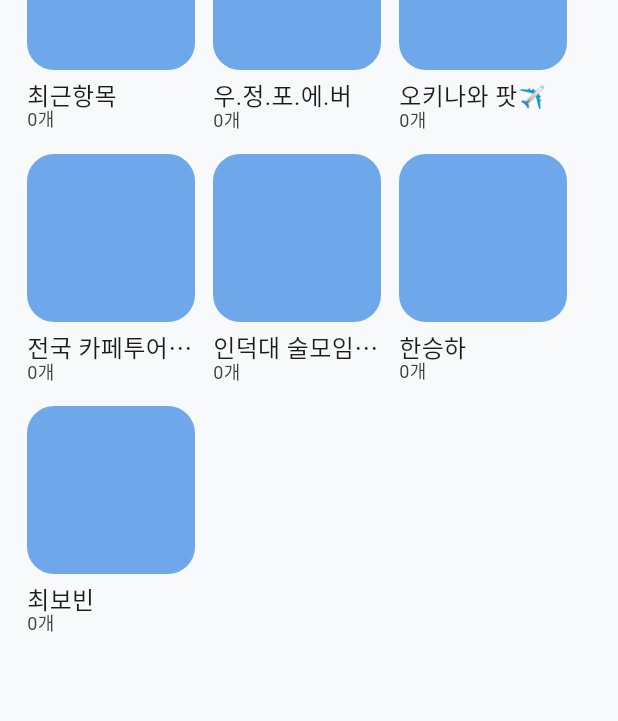
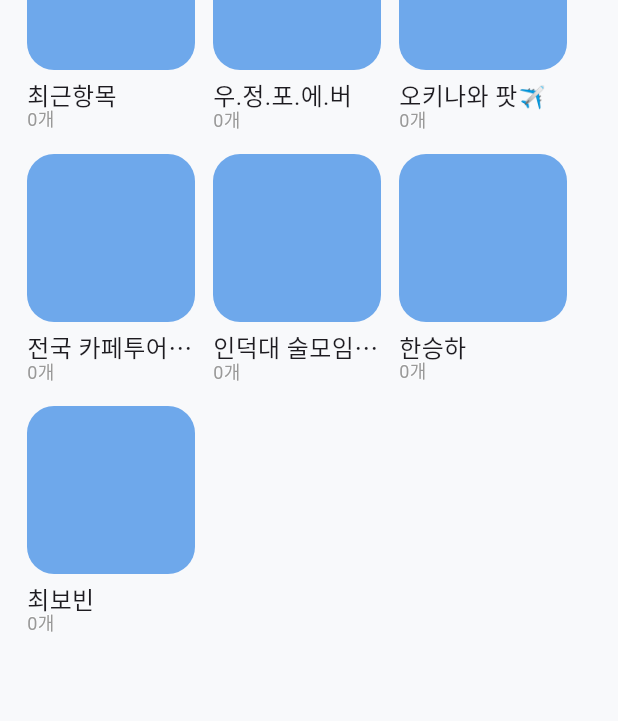
Before and after one commit to cherry1m/UYOUNG, a Flutter app: the screen it shows after launch, item 4 of the bottom bar chosen, on a phone screen of 412 x 824 dp. Shown: the part 185-906 px from the top of the screen. Run offline on Flutter 3.47's test engine with Material 3 defaults, Android fonts, the phone set to English and light mode, and no system bars; our stand-ins replace google_maps_flutter, image_picker, shared_preferences, table_calendar; Roboto replaces fonts that are missing (memomentKkukkkuk).

Commit message:
색상 최종 정리 및 적용

```diff
--- a/lib/data/app_colors.dart
+++ b/lib/data/app_colors.dart
@@ -12,4 +12,110 @@
   static Color gray_03 = Color(0xFFF0F0F0);
   static Color gray_12 = Color(0xFFA0A0A0);
   static Color gray_17 = Color(0xFF414141);
+
+  // -----------------------------
+  // 🔵 Black & White
+  // -----------------------------
+  static const Color black = Color(0xFF111111);
+  static const Color blackOP1 = Color(0x99000000); // 60%
+  static const Color blackOP2 = Color(0x33000000); // 20%
+
+  static const Color white = Color(0xFFFFFFFF);
+  static const Color whiteOP1 = Color(0xCCFFFFFF); // 80%
+  static const Color whiteOP2 = Color(0x99FFFFFF); // 60%
+
+  // -----------------------------
+  // 🔵 Gray
+  // -----------------------------
+  static const Color g01 = Color(0xFF333333);
+  static const Color g02 = Color(0xFF666666);
+  static const Color g03 = Color(0xFF999999);
+  static const Color g04 = Color(0xFFCCCCCC);
+  static const Color g05 = Color(0xFFF0F0F0);
+  static const Color g06 = Color(0x99BBBBBB); // 60%
+
+  // -----------------------------
+  // 🔵 Blue Gray
+  // -----------------------------
+  static const Color bg01 = Color(0xFF27292B);
+  static const Color bg02 = Color(0xFFE3E3E8);
+  static const Color bg03 = Color(0xFFEFEFF2);
+
+  // -----------------------------
+  // 🔵 Blue
+  // -----------------------------
+  static const Color b01 = Color(0xFF4880ED);
+  static const Color b02 = Color(0xFF6EA8EB);
+  static const Color b02OP1 = Color(0x296EA8EB); // 16%
+  static const Color b02OP2 = Color(0x0F6EA8EB); // 6%
+  static const Color b03 = Color(0xFFDAEBFF);
+  static const Color b04 = Color(0xFFE8F1FC);
+
+  // -----------------------------
+  // 🔵 Background
+  // -----------------------------
+  static const Color background = Color(0xFFFAFBFE);
+
+  // -----------------------------
+  // 🔵 Sub · Beige
+  // -----------------------------
+  static const Color subBeige01 = Color(0xFFFFFFF2);
+  static const Color subBeige02 = Color(0xFFF4F0E2);
+  static const Color subBeige03 = Color(0xFFD2CDC1);
+
+  // -----------------------------
+  // 🔵 Sub · Red
+  // -----------------------------
+  static const Color subRed01 = Color(0xFFFF0000);
+  static const Color subRed02 = Color(0xFFE7836A);
+  static const Color subRed03 = Color(0xFFFA5252);
+  static const Color subRed04 = Color(0xFFFB7D7D);
+  static const Color subRed05 = Color(0xFFFDA9A9);
+  static const Color subRed06 = Color(0xFFFECCCC);
+  static const Color subRed07 = Color(0xFFFEE5E5);
+
+  // -----------------------------
+  // 🔵 Sub · Yellow
+  // -----------------------------
+  static const Color subYellow01 = Color(0xFFFBB005);
+  static const Color subYellow02 = Color(0xFFFCC444);
+  static const Color subYellow03 = Color(0xFFFDD882);
+  static const Color subYellow04 = Color(0xFFFEE8B4);
+  static const Color subYellow05 = Color(0xFFFFF3DA);
+
+  // -----------------------------
+  // 🔵 Sub · Green
+  // -----------------------------
+  static const Color subGreen01 = Color(0xFF38B24D);
+  static const Color subGreen02 = Color(0xFF6AC57A);
+  static const Color subGreen03 = Color(0xFF9CD9A6);
+  static const Color subGreen04 = Color(0xFFC4E8CA);
+  static const Color subGreen05 = Color(0xFFE1F4E5);
+
+  // -----------------------------
+  // 🔵 Sub · Blue
+  // -----------------------------
+  static const Color subBlue01 = Color(0xFF228BE6);
+  static const Color subBlue02 = Color(0xFF59A8EC);
+  static const Color subBlue03 = Color(0xFF91C5F3);
+  static const Color subBlue04 = Color(0xFFBDDDF8);
+  static const Color subBlue05 = Color(0xFFDEEEFB);
+
+  // -----------------------------
+  // 🔵 Sub · Purple
+  // -----------------------------
+  static const Color subPurple01 = Color(0xFF7951F2);
+  static const Color subPurple02 = Color(0xFF9B7DF5);
+  static const Color subPurple03 = Color(0xFFBCA8F9);
+  static const Color subPurple04 = Color(0xFFD7CBFC);
+  static const Color subPurple05 = Color(0xFFEBE5FD);
+
+  // -----------------------------
+  // 🔵 Sub · Navy
+  // -----------------------------
+  static const Color subNavy01 = Color(0xFF495058);
+  static const Color subNavy02 = Color(0xFF777C82);
+  static const Color subNavy03 = Color(0xFFA4A8AC);
+  static const Color subNavy04 = Color(0xFFC9CBCD);
+  static const Color subNavy05 = Color(0xFFE4E5E6);
 }
--- a/lib/src/view/pages/ocean/ocean_note_main_page.dart
+++ b/lib/src/view/pages/ocean/ocean_note_main_page.dart
@@ -142,7 +142,7 @@
 
             Text(
               '$count개',
-              style: AppFontStyle.S9.copyWith(color: AppColors.gray_17),
+              style: AppFontStyle.S9.copyWith(color: AppColors.g03),
             ),
           ],
         ),
```
